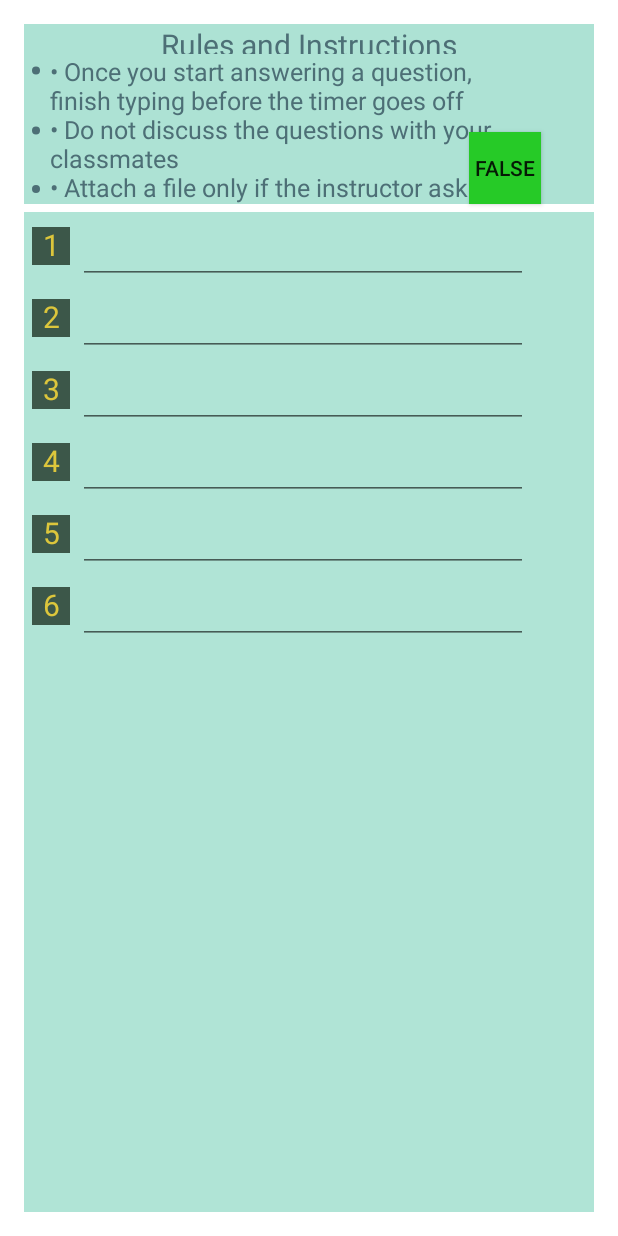
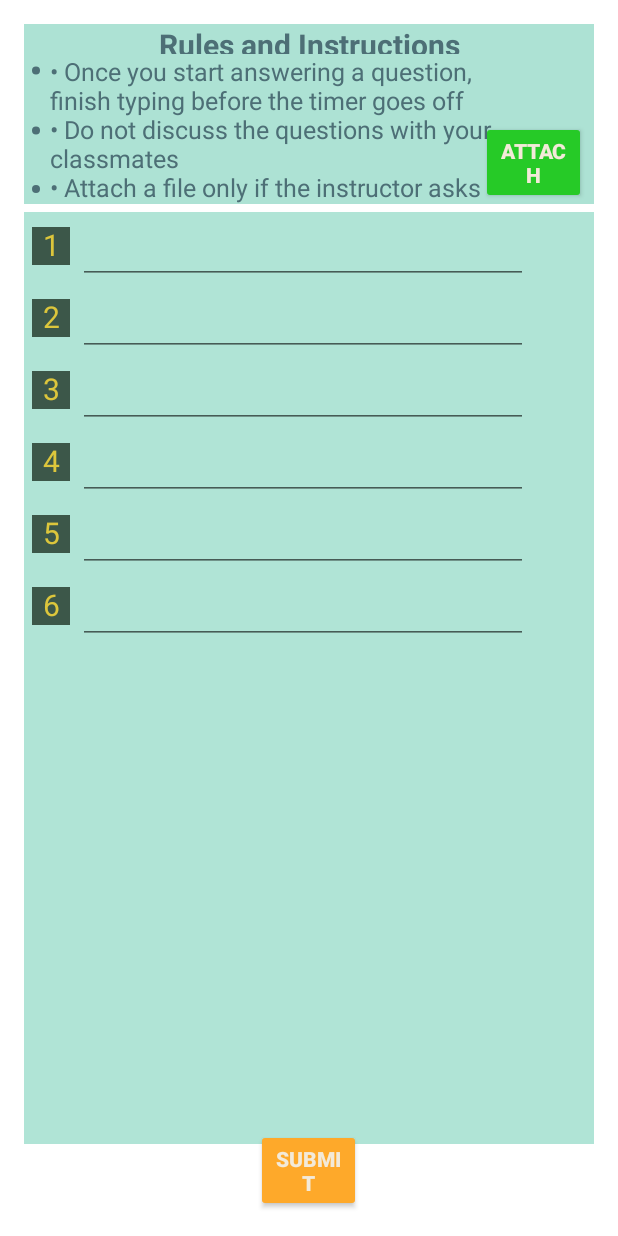
Before and after one commit to tsabbasi/Android-Developement, an Android app: the layout activity_main.xml on its own in the app's theme, with its tools: preview values and no code run, on a phone screen of 412 x 824 dp. Run offline under Robolectric (Android 15) with nearby library versions, the phone set to English and light mode, and no system bars.

Commit message:
Styling implemented

```diff
--- a/TealeamanClassQuiz/app/src/main/AndroidManifest.xml
+++ b/TealeamanClassQuiz/app/src/main/AndroidManifest.xml
@@ -6,8 +6,8 @@
         android:allowBackup="true"
         android:icon="@mipmap/ic_launcher"
         android:supportsRtl="true"
-        android:label="@string/app_name"
-        android:theme="@style/CustomTheme">
+        android:label="@string/main_title"
+        android:theme="@style/AppTheme">
         <activity android:name=".MainActivity">
             <intent-filter>
                 <action android:name="android.intent.action.MAIN" />
--- a/TealeamanClassQuiz/app/src/main/res/layout/activity_main.xml
+++ b/TealeamanClassQuiz/app/src/main/res/layout/activity_main.xml
@@ -17,6 +17,7 @@
         android:text="@string/instructions_heading"
         android:textAlignment="center"
         android:id="@+id/instructions_heading"
+        android:textStyle="bold"
         android:layout_alignParentTop="true"
         android:layout_centerHorizontal="true"
         android:background="#ade2d4"
@@ -44,8 +45,9 @@
         android:background="#b0e4d6"
         android:layout_marginTop="5dp"
         android:layout_alignParentRight="true"
-        android:layout_alignParentEnd="true"
-        android:id="@+id/tableLayout">
+        android:layout_alignParentEnd="false"
+        android:id="@+id/tableLayout"
+        android:layout_marginBottom="45dp">
 
         <TableRow
             android:layout_width="match_parent"
@@ -217,21 +219,33 @@
         </TableRow>
 
 
-
-
     </TableLayout>
 
     <Button
         style="?android:attr/buttonStyleSmall"
-        android:layout_width="wrap_content"
+        android:layout_width="70dp"
         android:layout_height="wrap_content"
+        android:text="Attach"
+        android:textStyle="bold"
         android:id="@+id/button"
         android:layout_above="@+id/tableLayout"
-        android:layout_alignRight="@+id/instructions_body"
-        android:layout_alignEnd="@+id/instructions_body"
-        android:layout_marginRight="35dp"
-        android:layout_marginEnd="35dp"
-        android:text="@+id/attach_button"
-        android:background="#26ca27" />
+        android:layout_alignParentRight="true"
+        android:layout_alignParentEnd="true"
+        android:backgroundTint="#26ca27"
+        android:textColor="#f3ead9"
+        android:layout_marginRight="5dp" />
+
+    <Button
+        style="?android:attr/buttonStyleSmall"
+        android:layout_width="70dp"
+        android:layout_height="wrap_content"
+        android:text="Submit"
+        android:id="@+id/button2"
+        android:backgroundTint="#fea92a"
+        android:textColor="#f3ead9"
+        android:textStyle="bold"
+        android:layout_alignParentBottom="true"
+        android:layout_centerHorizontal="true" />
+
 
 </RelativeLayout>
--- a/TealeamanClassQuiz/app/src/main/res/values/custom_style.xml
+++ /dev/null
@@ -1,6 +0,0 @@
-<?xml version="1.0" encoding="utf-8"?>
-<resources>
-    <style name="CustomWindowTitleBackground">
-        <item name="android:background">#62776b</item>
-    </style>
-</resources>
--- a/TealeamanClassQuiz/app/src/main/res/values/strings.xml
+++ b/TealeamanClassQuiz/app/src/main/res/values/strings.xml
@@ -3,4 +3,5 @@
     <string name="instructions_heading">Rules and Instructions\n></string>
     <string name="instructions_body"><li>• Once you start answering a question, finish typing before the timer goes off</li>\n<li>• Do not discuss the questions with your classmates</li>\n<li>• Attach a file only if the instructor asks</li></string>
     <string name="attach_button">Attach</string>
+    <string name="main_title">Class Quiz: 01-0923</string>
 </resources>
--- a/TealeamanClassQuiz/app/src/main/res/values/styles.xml
+++ b/TealeamanClassQuiz/app/src/main/res/values/styles.xml
@@ -8,4 +8,6 @@
         <item name="colorAccent">@color/colorAccent</item>
     </style>
 
+
+
 </resources>
```
Also changed, not shown: TealeamanClassQuiz/app/src/main/java/com/example/tubaabbasi/tealeamanclassquiz/MainActivity.java (+5 -5 lines).
